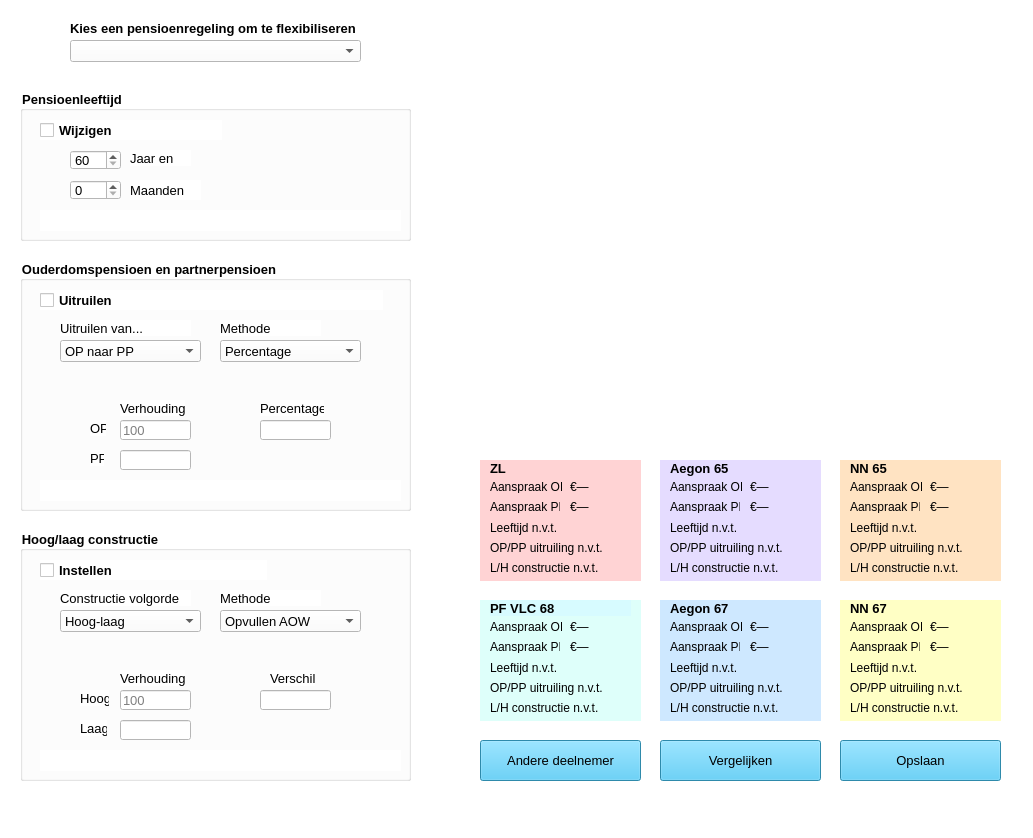
Before: the Qt Designer form flexmenu.ui in Alwin1234567/AR-project, drawn with Qt 5.
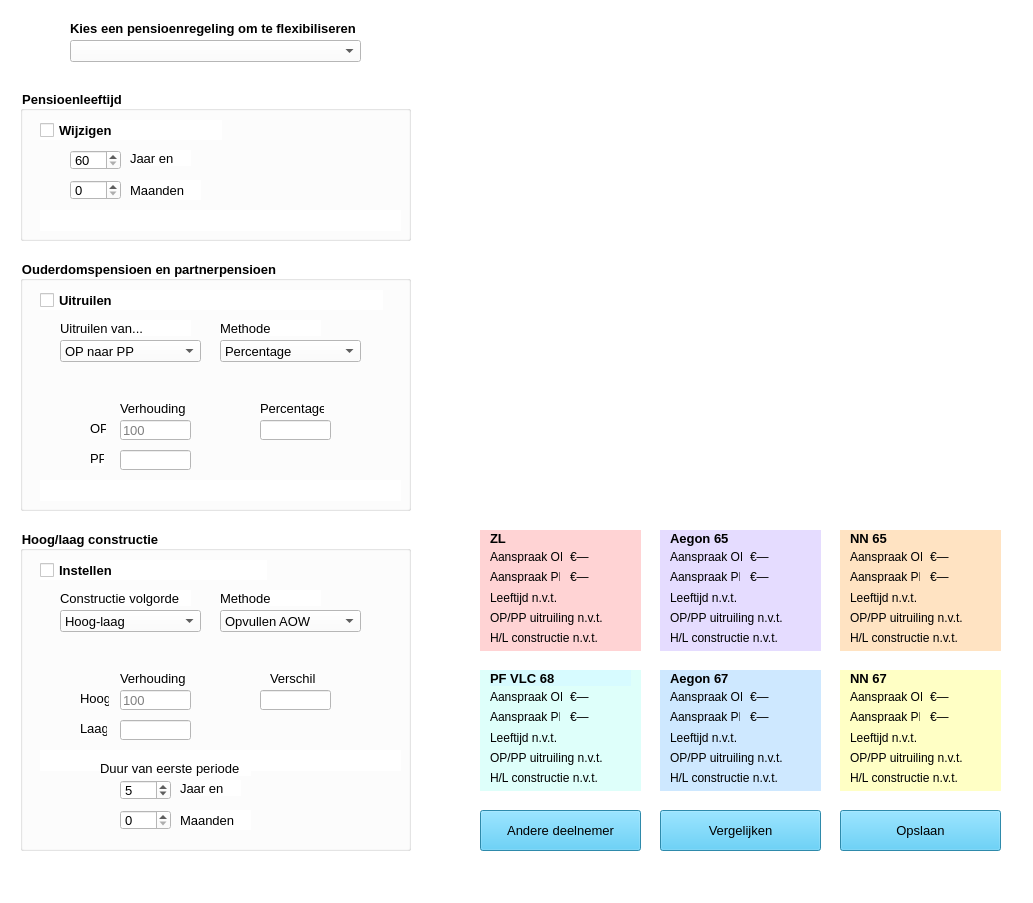
After: the same form once the commit is applied. Icons and pictures are not drawn.

Commit message: Invoervelden wissen wanneer er van regeling geswitched wordt; Optie voor tijdsduur 1e periode bij hoog-laag constructie toegevoegd; Samenvatting update algoritme verbeterd

The edit to the form file:
```diff
--- a/flexmenu.ui
+++ b/flexmenu.ui
@@ -7,7 +7,7 @@
     <x>0</x>
     <y>0</y>
     <width>1033</width>
-    <height>838</height>
+    <height>903</height>
    </rect>
   </property>
   <property name="windowTitle">
@@ -77,8 +77,8 @@
    <widget class="QLabel" name="lbl_diagram">
     <property name="geometry">
      <rect>
-      <x>480</x>
-      <y>90</y>
+      <x>470</x>
+      <y>130</y>
       <width>521</width>
       <height>341</height>
      </rect>
@@ -515,7 +515,7 @@
     <property name="geometry">
      <rect>
       <x>480</x>
-      <y>460</y>
+      <y>530</y>
       <width>161</width>
       <height>121</height>
      </rect>
@@ -566,7 +566,7 @@
       </rect>
      </property>
      <property name="text">
-      <string>L/H constructie n.v.t.</string>
+      <string>H/L constructie n.v.t.</string>
      </property>
     </widget>
     <widget class="QLabel" name="lbl_ZL_OP_PP">
@@ -626,7 +626,7 @@
     <property name="geometry">
      <rect>
       <x>660</x>
-      <y>460</y>
+      <y>530</y>
       <width>161</width>
       <height>121</height>
      </rect>
@@ -679,7 +679,7 @@
       </rect>
      </property>
      <property name="text">
-      <string>L/H constructie n.v.t.</string>
+      <string>H/L constructie n.v.t.</string>
      </property>
     </widget>
     <widget class="QLabel" name="lbl_A65_OP_PP">
@@ -739,7 +739,7 @@
     <property name="geometry">
      <rect>
       <x>480</x>
-      <y>600</y>
+      <y>670</y>
       <width>161</width>
       <height>121</height>
      </rect>
@@ -842,7 +842,7 @@
       </rect>
      </property>
      <property name="text">
-      <string>L/H constructie n.v.t.</string>
+      <string>H/L constructie n.v.t.</string>
      </property>
     </widget>
    </widget>
@@ -850,7 +850,7 @@
     <property name="geometry">
      <rect>
       <x>660</x>
-      <y>600</y>
+      <y>670</y>
       <width>161</width>
       <height>121</height>
      </rect>
@@ -901,7 +901,7 @@
       </rect>
      </property>
      <property name="text">
-      <string>L/H constructie n.v.t.</string>
+      <string>H/L constructie n.v.t.</string>
      </property>
     </widget>
     <widget class="QLabel" name="lbl_A67_pLeeftijd">
@@ -961,7 +961,7 @@
     <property name="geometry">
      <rect>
       <x>840</x>
-      <y>600</y>
+      <y>670</y>
       <width>161</width>
       <height>121</height>
      </rect>
@@ -1012,7 +1012,7 @@
       </rect>
      </property>
      <property name="text">
-      <string>L/H constructie n.v.t.</string>
+      <string>H/L constructie n.v.t.</string>
      </property>
     </widget>
     <widget class="QLabel" name="lbl_NN67_pLeeftijd">
@@ -1072,7 +1072,7 @@
     <property name="geometry">
      <rect>
       <x>840</x>
-      <y>460</y>
+      <y>530</y>
       <width>161</width>
       <height>121</height>
      </rect>
@@ -1110,7 +1110,7 @@
       </rect>
      </property>
      <property name="text">
-      <string>L/H constructie n.v.t.</string>
+      <string>H/L constructie n.v.t.</string>
      </property>
     </widget>
     <widget class="QLabel" name="lbl_NN65_OP_PP">
@@ -1183,7 +1183,7 @@
     <property name="geometry">
      <rect>
       <x>480</x>
-      <y>740</y>
+      <y>810</y>
       <width>161</width>
       <height>41</height>
      </rect>
@@ -1204,7 +1204,7 @@
     <property name="geometry">
      <rect>
       <x>660</x>
-      <y>740</y>
+      <y>810</y>
       <width>161</width>
       <height>41</height>
      </rect>
@@ -1225,7 +1225,7 @@
     <property name="geometry">
      <rect>
       <x>840</x>
-      <y>740</y>
+      <y>810</y>
       <width>161</width>
       <height>41</height>
      </rect>
@@ -1248,7 +1248,7 @@
       <x>20</x>
       <y>530</y>
       <width>391</width>
-      <height>251</height>
+      <height>321</height>
      </rect>
     </property>
     <property name="font">
@@ -1516,12 +1516,117 @@
       <set>Qt::AlignLeading|Qt::AlignLeft|Qt::AlignVCenter</set>
      </property>
     </widget>
+    <widget class="QSpinBox" name="sbHLJaar">
+     <property name="geometry">
+      <rect>
+       <x>100</x>
+       <y>250</y>
+       <width>51</width>
+       <height>20</height>
+      </rect>
+     </property>
+     <property name="font">
+      <font>
+       <pointsize>10</pointsize>
+      </font>
+     </property>
+     <property name="minimum">
+      <number>0</number>
+     </property>
+     <property name="maximum">
+      <number>10</number>
+     </property>
+     <property name="value">
+      <number>5</number>
+     </property>
+    </widget>
+    <widget class="QLabel" name="lbl_HLMaand">
+     <property name="enabled">
+      <bool>true</bool>
+     </property>
+     <property name="geometry">
+      <rect>
+       <x>160</x>
+       <y>280</y>
+       <width>71</width>
+       <height>20</height>
+      </rect>
+     </property>
+     <property name="font">
+      <font>
+       <pointsize>10</pointsize>
+      </font>
+     </property>
+     <property name="text">
+      <string>Maanden</string>
+     </property>
+    </widget>
+    <widget class="QLabel" name="lbl_HLJaar">
+     <property name="geometry">
+      <rect>
+       <x>160</x>
+       <y>250</y>
+       <width>61</width>
+       <height>16</height>
+      </rect>
+     </property>
+     <property name="font">
+      <font>
+       <pointsize>10</pointsize>
+      </font>
+     </property>
+     <property name="text">
+      <string>Jaar en</string>
+     </property>
+    </widget>
+    <widget class="QSpinBox" name="sbHLMaand">
+     <property name="enabled">
+      <bool>true</bool>
+     </property>
+     <property name="geometry">
+      <rect>
+       <x>100</x>
+       <y>280</y>
+       <width>51</width>
+       <height>20</height>
+      </rect>
+     </property>
+     <property name="font">
+      <font>
+       <pointsize>10</pointsize>
+      </font>
+     </property>
+     <property name="minimum">
+      <number>0</number>
+     </property>
+     <property name="maximum">
+      <number>11</number>
+     </property>
+    </widget>
+    <widget class="QLabel" name="lbl_lhEerstePeriode">
+     <property name="geometry">
+      <rect>
+       <x>80</x>
+       <y>230</y>
+       <width>151</width>
+       <height>16</height>
+      </rect>
+     </property>
+     <property name="font">
+      <font>
+       <pointsize>10</pointsize>
+      </font>
+     </property>
+     <property name="text">
+      <string>Duur van eerste periode</string>
+     </property>
+    </widget>
    </widget>
    <widget class="QLabel" name="lbl_ZL">
     <property name="geometry">
      <rect>
       <x>490</x>
-      <y>460</y>
+      <y>530</y>
       <width>141</width>
       <height>16</height>
      </rect>
@@ -1544,7 +1649,7 @@
     <property name="geometry">
      <rect>
       <x>670</x>
-      <y>460</y>
+      <y>530</y>
       <width>141</width>
       <height>16</height>
      </rect>
@@ -1567,7 +1672,7 @@
     <property name="geometry">
      <rect>
       <x>850</x>
-      <y>460</y>
+      <y>530</y>
       <width>141</width>
       <height>16</height>
      </rect>
@@ -1590,7 +1695,7 @@
     <property name="geometry">
      <rect>
       <x>850</x>
-      <y>600</y>
+      <y>670</y>
       <width>141</width>
       <height>16</height>
      </rect>
@@ -1614,7 +1719,7 @@
     <property name="geometry">
      <rect>
       <x>670</x>
-      <y>600</y>
+      <y>670</y>
       <width>141</width>
       <height>16</height>
      </rect>
@@ -1637,7 +1742,7 @@
     <property name="geometry">
      <rect>
       <x>490</x>
-      <y>600</y>
+      <y>670</y>
       <width>141</width>
       <height>16</height>
      </rect>
```
The commit also changes 2 other files.
